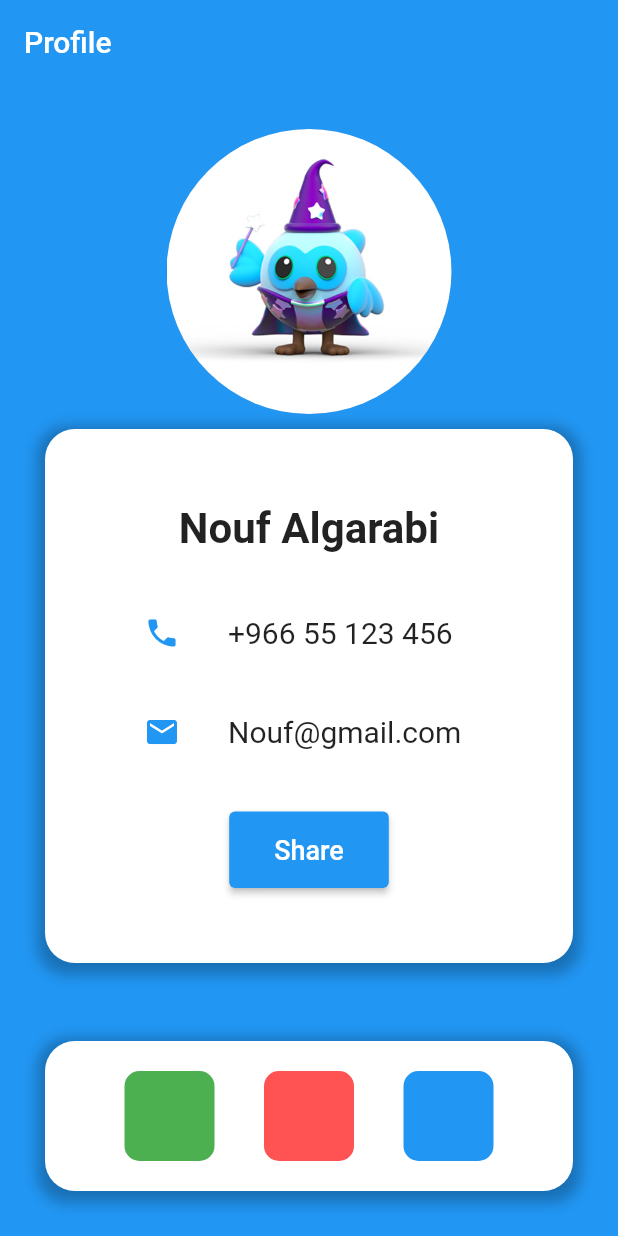
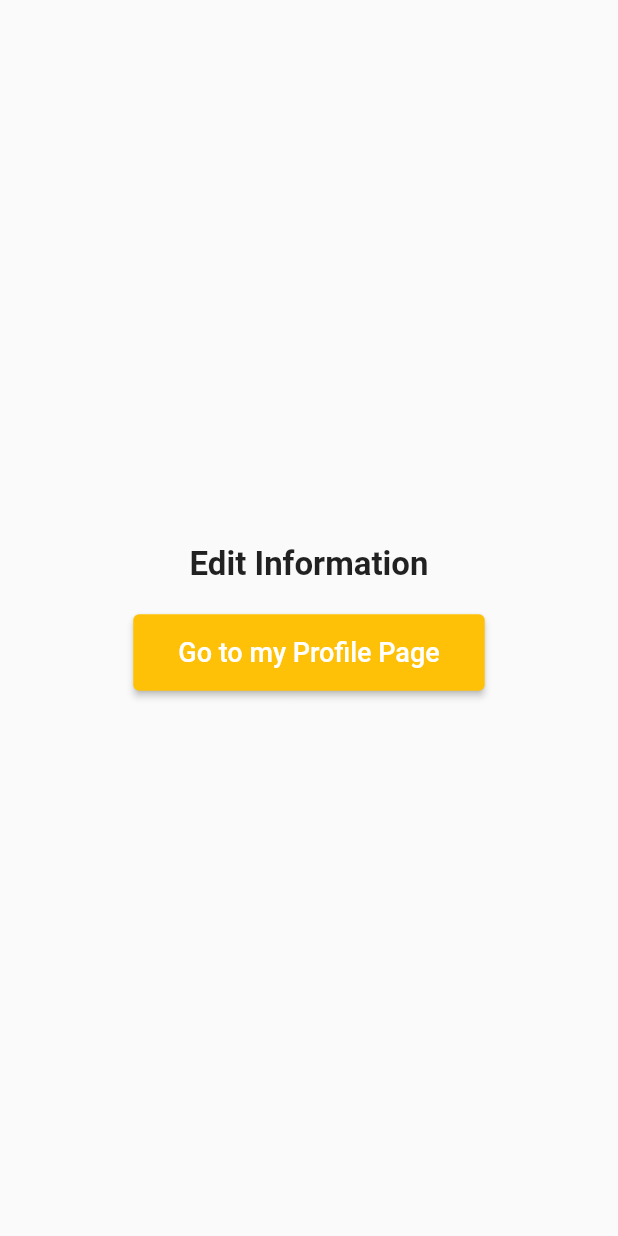
Before and after one commit to NoufGarabi/profile_app, a Flutter app: the screen it shows after launch, on a phone screen of 412 x 824 dp. Run offline on Flutter 3.47's test engine with Material 2 defaults, Android fonts, the phone set to English and light mode, and no system bars.

Commit message:
replace share functionality with edit info

```diff
--- a/lib/main.dart
+++ b/lib/main.dart
@@ -1,7 +1,7 @@
 // ignore_for_file: prefer_const_constructors
 import 'package:flutter/material.dart';
+import 'package:profile_app/screens/profile_page.dart';
 import 'package:profile_app/screens/home_page.dart';
-import 'package:profile_app/screens/share_page.dart';
 
 void main() => runApp(MyApp());
 
@@ -17,7 +17,7 @@ class MyApp extends StatelessWidget {
       initialRoute: 'home',
       routes: {
         'home': (context) => HomePage(),
-        'share': (context) => SharePage(),
+        'profile': (context) => ProfilePage(),
       },
     );
   }
--- a/lib/screens/home_page.dart
+++ b/lib/screens/home_page.dart
@@ -1,169 +1,35 @@
-// ignore_for_file: prefer_const_constructors
-
 import 'package:flutter/material.dart';
 
-class HomePage extends StatefulWidget {
+// ==========| Reem Code |==========
+class HomePage extends StatelessWidget {
   const HomePage({super.key});
 
   @override
-  State<HomePage> createState() => _HomePageState();
-}
-
-class _HomePageState extends State<HomePage> {
-  // ==========| Joud Code |==========
-  Color themeColor = Colors.blue;
-
-  void changeColor({required Color color}) {
-    setState(() {
-      themeColor = color;
-    });
-  }
-  // ==================================
-
-  // ==========| Nouf Code |==========
-  @override
   Widget build(BuildContext context) {
     return Scaffold(
-      backgroundColor: themeColor,
-      appBar: AppBar(
-        title: Text('Profile'),
-        backgroundColor: Colors.transparent,
-        elevation: 0,
-      ),
-      body: Padding(
-        padding: EdgeInsets.all(30),
+      body: Center(
         child: Column(
-          children: [
-            CircleAvatar(
-              radius: 95.0,
-              backgroundImage: AssetImage('images/dash.jpg'),
-            ),
-            const SizedBox(height: 10),
-            Container(
-              decoration: BoxDecoration(
-                color: Colors.white,
-                borderRadius: BorderRadius.circular(20),
-                boxShadow: [
-                  BoxShadow(
-                    color: Colors.black.withOpacity(0.25),
-                    spreadRadius: 5,
-                    blurRadius: 7,
-                    offset: Offset(0, 3),
-                  ),
-                ],
-              ),
-              padding: EdgeInsets.symmetric(horizontal: 25, vertical: 50),
-              child: Column(
+          mainAxisAlignment: MainAxisAlignment.center,
           children: [
             const Text(
-                    "Nouf Algarabi",
-                    style: TextStyle(fontWeight: FontWeight.bold, fontSize: 28),
+              'Edit Information',
+              style: TextStyle(fontSize: 22.0, fontWeight: FontWeight.bold),
             ),
-                  SizedBox(height: 20),
-                  Card(
-                    elevation: 0,
-                    margin:
-                        EdgeInsets.symmetric(vertical: 5.0, horizontal: 25.0),
-                    child: ListTile(
-                      leading: Icon(
-                        Icons.phone,
-                        color: themeColor,
-                      ),
-                      title: Text(
-                        '+966 55 123 456',
-                        style: TextStyle(fontSize: 20.0),
-                      ),
-                    ),
-                  ),
-                  Card(
-                    elevation: 0,
-                    margin:
-                        EdgeInsets.symmetric(vertical: 5.0, horizontal: 25.0),
-                    child: ListTile(
-                      leading: Icon(
-                        Icons.email,
-                        color: themeColor,
-                      ),
-                      title: Text(
-                        'Nouf@gmail.com',
-                        style: TextStyle(fontSize: 20.0),
-                      ),
-                    ),
-                  ),
-                  SizedBox(height: 20),
+            const SizedBox(height: 20.0),
             ElevatedButton(
               style: ElevatedButton.styleFrom(
-                        backgroundColor: themeColor,
+                  backgroundColor: Colors.amber,
                   padding:
-                            EdgeInsets.symmetric(horizontal: 30, vertical: 15)),
-                    onPressed: () => Navigator.pushNamed(context, 'share'),
-                    child: Text(
-                      'Share',
+                      const EdgeInsets.symmetric(horizontal: 30, vertical: 15)),
+              onPressed: () => Navigator.pushNamed(context, 'profile'),
+              child: const Text(
+                'Go to my Profile Page',
                 style: TextStyle(fontSize: 18),
               ),
             )
           ],
         ),
       ),
-
-            // =============================
-
-            // ==========| Joud Code |==========
-            Spacer(),
-            Container(
-              decoration: BoxDecoration(
-                color: Colors.white,
-                borderRadius: BorderRadius.circular(20),
-                boxShadow: [
-                  BoxShadow(
-                    color: Colors.black.withOpacity(0.25),
-                    spreadRadius: 5,
-                    blurRadius: 7,
-                    offset: Offset(0, 3),
-                  ),
-                ],
-              ),
-              padding: EdgeInsets.all(20),
-              child: Row(
-                mainAxisAlignment: MainAxisAlignment.spaceEvenly,
-                children: [
-                  ColorButton(color: Colors.green, changeColor: changeColor),
-                  ColorButton(
-                      color: Colors.redAccent, changeColor: changeColor),
-                  ColorButton(color: Colors.blue, changeColor: changeColor)
-                ],
-              ),
-            ),
-            // ==============================
-          ],
-        ),
-      ),
     );
   }
 }
-
-// ==========| Joud Code |==========
-
-//  Creating custom widget
-class ColorButton extends StatelessWidget {
-  final Color color;
-  final void Function({required Color color}) changeColor;
-  const ColorButton(
-      {super.key, required this.color, required this.changeColor});
-
-  @override
-  Widget build(BuildContext context) {
-    return GestureDetector(
-      onTap: () => changeColor(color: color),
-      child: Container(
-        width: 60,
-        height: 60,
-        decoration: BoxDecoration(
-          color: color,
-          borderRadius: BorderRadius.circular(10),
-        ),
-      ),
-    );
-  }
-}
-// ===================================
```
Also changed, not shown: lib/screens/profile_page.dart (added, +157 -0 lines), lib/screens/share_page.dart (deleted, +0 -33 lines), pubspec.yaml (+4 -19 lines), 6 other files. Lines whose indentation alone changed are shown as unchanged.
